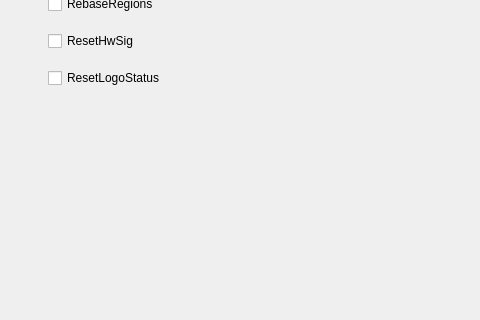
Before: the Qt Designer form mainwindow.ui in ic005k/OCAuxiliaryTools, drawn with Qt 5; both pictures show x 0 to 480 and y 327 to 647 of the 1300 by 767 pixel window.
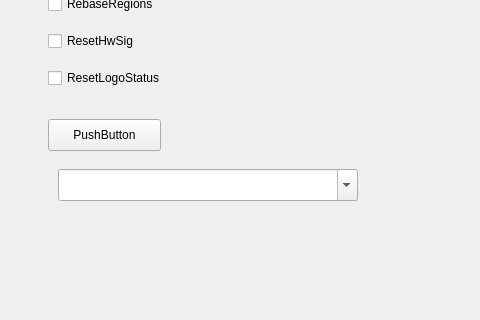
After: the same form once the commit is applied. The open tabs and pages were chosen to show the change. Icons and pictures are not drawn.

```diff
--- a/mainwindow.ui
+++ b/mainwindow.ui
@@ -433,6 +433,38 @@
              </item>
             </layout>
            </widget>
+           <widget class="QPushButton" name="pushButton">
+            <property name="geometry">
+             <rect>
+              <x>30</x>
+              <y>240</y>
+              <width>113</width>
+              <height>32</height>
+             </rect>
+            </property>
+            <property name="text">
+             <string>PushButton</string>
+            </property>
+           </widget>
+           <widget class="QComboBox" name="cboxFind">
+            <property name="geometry">
+             <rect>
+              <x>40</x>
+              <y>290</y>
+              <width>300</width>
+              <height>32</height>
+             </rect>
+            </property>
+            <property name="minimumSize">
+             <size>
+              <width>300</width>
+              <height>0</height>
+             </size>
+            </property>
+            <property name="editable">
+             <bool>true</bool>
+            </property>
+           </widget>
           </widget>
          </widget>
         </item>
```
Left out of the diff: 26 changed lines with no effect on the pictures.
